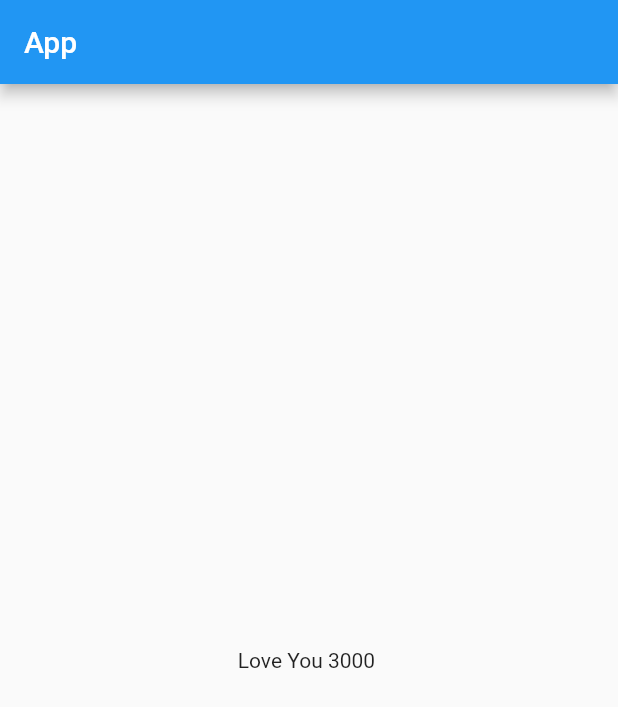
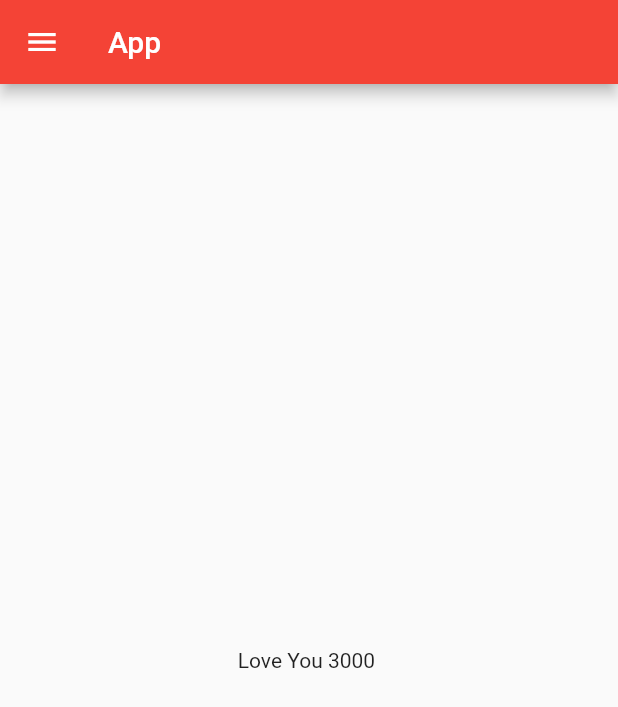
Before and after one commit to ROHDX4777/FlutterApp, a Flutter app: the screen it shows after launch, on a phone screen of 412 x 824 dp. Shown: the top 707 px of the screen. Run offline on Flutter 3.47's test engine with Material 2 defaults, Android fonts, the phone set to English and light mode, and no system bars.

Commit message:
Day 3 completed

```diff
--- a/lib/HomePage.dart
+++ b/lib/Pages/HomePage.dart
@@ -16,6 +16,7 @@
           child: Text("Love You $days "),
         ),
       ),
+      drawer: Drawer(),
     );
   }
 }
--- a/lib/main.dart
+++ b/lib/main.dart
@@ -1,5 +1,6 @@
 import 'package:flutter/material.dart';
-import 'package:storeapp/HomePage.dart';
+import 'package:storeapp/Pages/HomePage.dart';
+import 'package:storeapp/Pages/LoginPage.dart';
 
 void main() {
   runApp(MyApp());
@@ -10,6 +11,17 @@
 
   @override
   Widget build(BuildContext context) {
-    return MaterialApp(home: HomePage());
+    return MaterialApp(
+      // home: HomePage(),
+      themeMode: ThemeMode.light,
+      theme: ThemeData(primarySwatch: Colors.red),
+      darkTheme: ThemeData(brightness: Brightness.dark),
+      initialRoute: "/Home",
+      routes: {
+        "/": (context) => LoginPage(),
+        "/Home": (context) => HomePage(),
+        "/Login": (context) => LoginPage(),
+      },
+    );
   }
 }
```
Also changed, not shown: lib/Pages/LoginPage.dart (added, +21 -0 lines), pubspec.lock.
